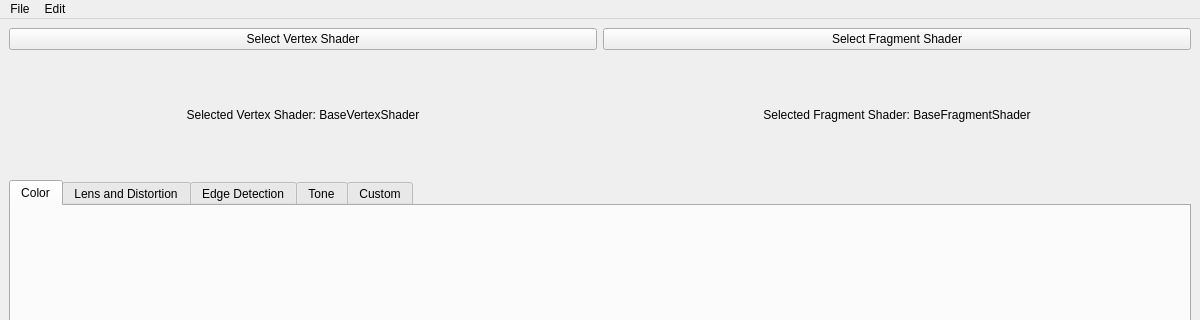
This is mainwindow.ui in Elendoin/ShaderApp as Qt 5 draws it before an edit; both pictures show x 0 to 1200 and y 0 to 320 of the 1200 by 800 pixel window. The edited form follows.
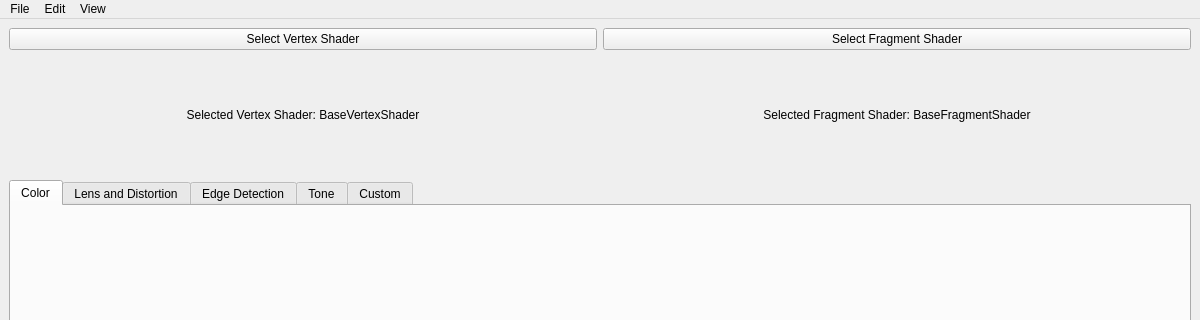
This is the edited form. The open tabs and pages were chosen to show the change.

The edit to the form file:
```diff
--- a/mainwindow.ui
+++ b/mainwindow.ui
@@ -173,8 +173,16 @@
     <addaction name="actionCopy"/>
     <addaction name="actionPaste"/>
    </widget>
+   <widget class="QMenu" name="menuView">
+    <property name="title">
+     <string>View</string>
+    </property>
+    <addaction name="actionFilters"/>
+    <addaction name="actionInfo"/>
+   </widget>
    <addaction name="menuFile"/>
    <addaction name="menuEdit"/>
+   <addaction name="menuView"/>
   </widget>
   <widget class="QStatusBar" name="statusbar"/>
   <action name="actionOpenFile">
```
Left out of the diff: 23 changed lines with no effect on the pictures.
